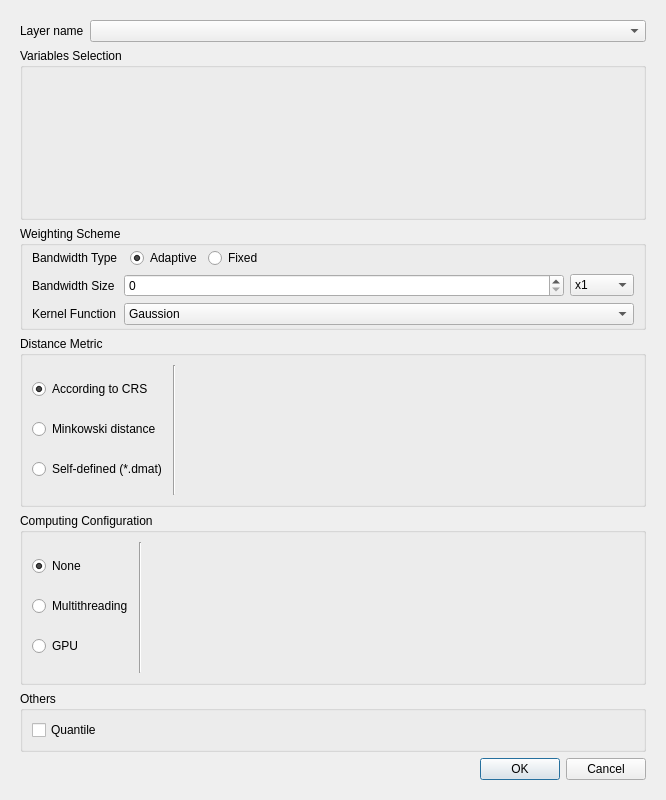
Old version of the form src/gwmgwaverageoptionsdialog.ui in the repository GWmodel-Lab/GWmodelS.
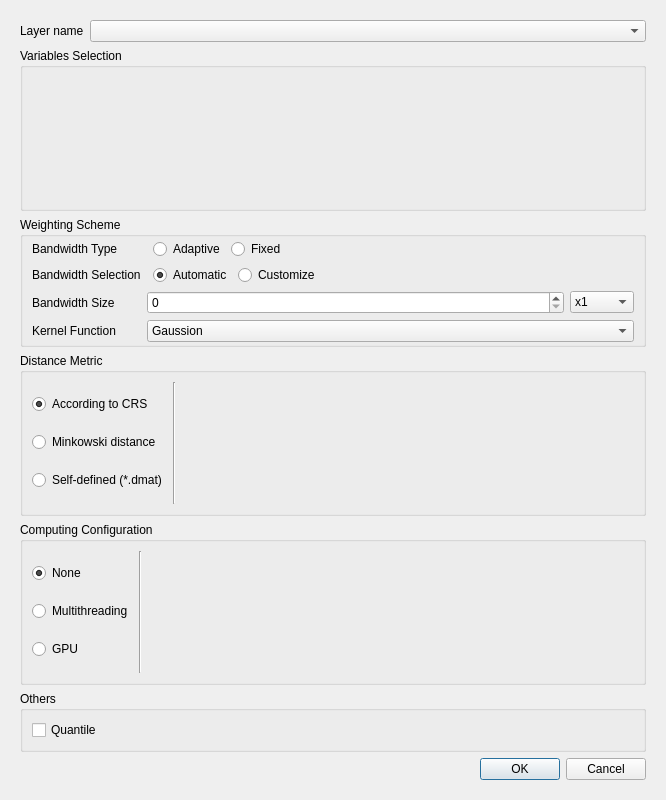
New version of the form. Custom widgets are drawn as their Qt base class.

```diff
--- a/src/gwmgwaverageoptionsdialog.ui
+++ b/src/gwmgwaverageoptionsdialog.ui
@@ -27,8 +27,8 @@
        <rect>
         <x>0</x>
         <y>0</y>
-        <width>600</width>
-        <height>650</height>
+        <width>644</width>
+        <height>778</height>
        </rect>
       </property>
       <layout class="QVBoxLayout" name="verticalLayout_7">
@@ -144,7 +144,58 @@
             </item>
            </layout>
           </item>
+          <item row="1" column="0">
+           <widget class="QLabel" name="label_15">
+            <property name="text">
+             <string>Bandwidth Selection</string>
+            </property>
+           </widget>
+          </item>
           <item row="1" column="1">
+           <layout class="QHBoxLayout" name="horizontalLayout_7">
+            <property name="leftMargin">
+             <number>6</number>
+            </property>
+            <item>
+             <widget class="QRadioButton" name="mBwSizeAutomaticRadio">
+              <property name="text">
+               <string>Automatic</string>
+              </property>
+              <property name="checked">
+               <bool>true</bool>
+              </property>
+             </widget>
+            </item>
+            <item>
+             <widget class="QRadioButton" name="mBwSizeCustomizeRadio">
+              <property name="text">
+               <string>Customize</string>
+              </property>
+             </widget>
+            </item>
+            <item>
+             <spacer name="horizontalSpacer_2">
+              <property name="orientation">
+               <enum>Qt::Horizontal</enum>
+              </property>
+              <property name="sizeHint" stdset="0">
+               <size>
+                <width>40</width>
+                <height>20</height>
+               </size>
+              </property>
+             </spacer>
+            </item>
+           </layout>
+          </item>
+          <item row="2" column="0">
+           <widget class="QLabel" name="label_3">
+            <property name="text">
+             <string>Bandwidth Size</string>
+            </property>
+           </widget>
+          </item>
+          <item row="2" column="1">
            <widget class="QStackedWidget" name="mBwSizeSettingStack">
             <property name="currentIndex">
              <number>0</number>
@@ -252,14 +303,14 @@
             </widget>
            </widget>
           </item>
-          <item row="2" column="0">
+          <item row="3" column="0">
            <widget class="QLabel" name="label_13">
             <property name="text">
              <string>Kernel Function</string>
             </property>
            </widget>
           </item>
-          <item row="2" column="1">
+          <item row="3" column="1">
            <widget class="QComboBox" name="mBwKernelFunctionCombo">
             <item>
              <property name="text">
@@ -288,13 +339,6 @@
             </item>
            </widget>
           </item>
-          <item row="1" column="0">
-           <widget class="QLabel" name="label_3">
-            <property name="text">
-             <string>Bandwidth Size</string>
-            </property>
-           </widget>
-          </item>
          </layout>
         </widget>
        </item>
```
